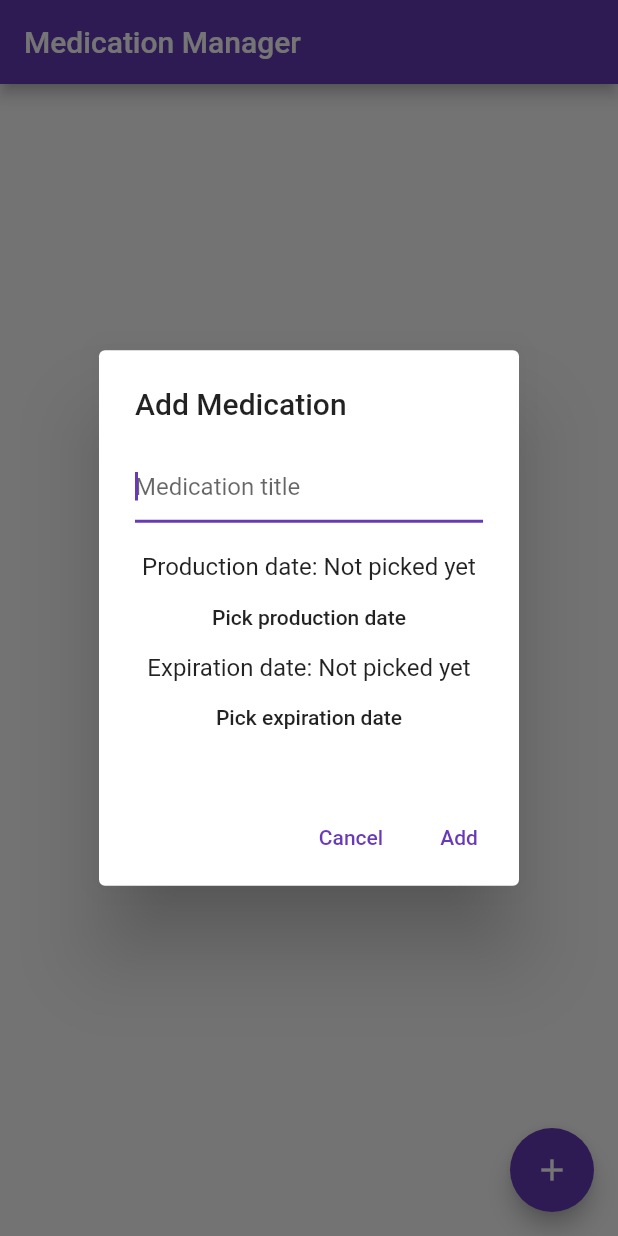
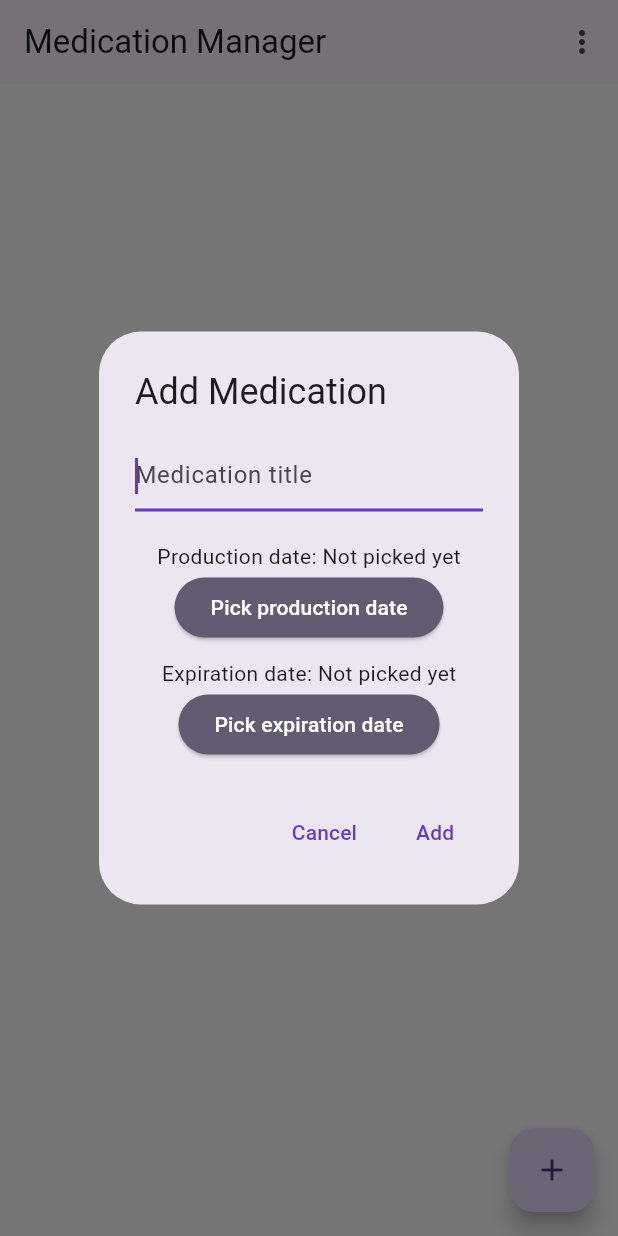
Before and after one commit to melod1n/first_aid_flutter, a Flutter app: the screen it shows after launch, after a tap on the "add" icon, on a phone screen of 412 x 824 dp. Run offline on Flutter 3.47's test engine with Material 2 defaults, Android fonts, the phone set to English and light mode, and no system bars; our stand-ins replace adaptive_theme, get, sqflite; missing offline and left inert: random_date; accounts and stored records are empty.

Commit message:
toggling theme; use material3 theme

```diff
--- /dev/null
+++ b/lib/app_theme.dart
@@ -0,0 +1,24 @@
+import 'package:flutter/material.dart';
+
+class Themes {
+  static final light = ThemeData.light(useMaterial3: true).copyWith(
+      buttonTheme: const ButtonThemeData(
+        buttonColor: Colors.deepPurple,
+        textTheme: ButtonTextTheme.primary,
+      ),
+      colorScheme: ThemeData.light(useMaterial3: true).colorScheme.copyWith(
+          background: Colors.white,
+          onBackground: Colors.black,
+          primary: Colors.deepPurple,
+          onPrimary: Colors.white));
+  static final dark = ThemeData.dark(useMaterial3: true).copyWith(
+      buttonTheme: const ButtonThemeData(
+        buttonColor: Colors.deepPurple,
+        textTheme: ButtonTextTheme.primary,
+      ),
+      colorScheme: ThemeData.dark(useMaterial3: true).colorScheme.copyWith(
+          background: Colors.black,
+          onBackground: Colors.white,
+          primary: Colors.deepPurple,
+          onPrimary: Colors.white));
+}
--- a/lib/main.dart
+++ b/lib/main.dart
@@ -1,5 +1,6 @@
 import 'dart:async';
 
+import 'package:adaptive_theme/adaptive_theme.dart';
 import 'package:flutter/material.dart';
 import 'package:intl/intl.dart';
 import 'package:random_date/random_date.dart';
@@ -7,24 +8,37 @@ import 'package:sqflite/sqflite.dart';
 import 'package:path_provider/path_provider.dart';
 import 'package:path/path.dart';
 
+import 'package:get/get.dart';
+
+import 'app_theme.dart';
+
 const medicationTableName = "medications";
 const sqlCreateTable =
     'CREATE TABLE $medicationTableName(id INTEGER PRIMARY KEY, title TEXT, productionDate INTEGER, expirationDate INTEGER, activeSubstanceId INTEGER, barcodeNumbers TEXT)';
 
-void main() {
-  runApp(const MedicationManagerApp());
+void main() async {
+  WidgetsFlutterBinding.ensureInitialized();
+  final savedThemeMode = await AdaptiveTheme.getThemeMode();
+  runApp(MedicationManagerApp(savedThemeMode: savedThemeMode));
 }
 
 class MedicationManagerApp extends StatelessWidget {
-  const MedicationManagerApp({super.key});
+  final AdaptiveThemeMode? savedThemeMode;
+
+  const MedicationManagerApp({super.key, this.savedThemeMode});
 
   @override
   Widget build(BuildContext context) {
-    return MaterialApp(
+    return AdaptiveTheme(
+        light: Themes.light,
+        dark: Themes.dark,
+        initial: savedThemeMode ?? AdaptiveThemeMode.system,
+        builder: (theme, darkTheme) => MaterialApp(
               title: 'Medication Manager',
-      theme: ThemeData(primarySwatch: Colors.deepPurple),
+              theme: theme,
+              darkTheme: darkTheme,
               home: const MedicationListPage(),
-    );
+            ));
   }
 }
 
@@ -153,15 +167,12 @@ class MedicationListPageState extends State<MedicationListPage> {
 
   @override
   Widget build(BuildContext context) {
-    final scaffold = Scaffold(
-      appBar: AppBar(
-        title: Text(
-            'Medication Manager ${_selectedMedicationsIds.isNotEmpty ? '(${_selectedMedicationsIds.length})' : ''}'),
-        actions: _selectedMedicationsIds.isEmpty
+    final List<Widget> menuItems = _selectedMedicationsIds.isEmpty
         ? []
         : [
             MenuItemButton(
-                    child: const Icon(Icons.delete_rounded),
+                child: Icon(Icons.delete_rounded,
+                    color: context.theme.colorScheme.onPrimary),
                 onPressed: () {
                   if (_selectedMedicationsIds.length == 1) {
                     final selectedMedicationIndex = _medications.indexWhere(
@@ -176,7 +187,28 @@ class MedicationListPageState extends State<MedicationListPage> {
                     _showDeleteAlert(context, _selectedMedicationsIds);
                   }
                 })
-              ],
+          ];
+
+    final popupMenuButton = PopupMenuButton(itemBuilder: (context) {
+      return [
+        PopupMenuItem(
+            onTap: () {
+              AdaptiveTheme.of(context).toggleThemeMode();
+            },
+            child: const Text('Toggle theme'))
+      ];
+    });
+
+    final List<Widget> actions = [];
+    actions.addAll(menuItems);
+    actions.add(popupMenuButton);
+
+    final scaffold = Scaffold(
+      backgroundColor: context.theme.colorScheme.background,
+      appBar: AppBar(
+        title: Text(
+            'Medication Manager ${_selectedMedicationsIds.isNotEmpty ? '(${_selectedMedicationsIds.length})' : ''}'),
+        actions: actions,
       ),
       body: ListView.builder(
         itemCount: _medications.length,
@@ -186,7 +218,7 @@ class MedicationListPageState extends State<MedicationListPage> {
 
           return Container(
             color: (_selectedMedicationsIds.contains(medication.id)
-                ? Colors.deepPurple.withOpacity(0.5)
+                ? context.theme.colorScheme.primary.withOpacity(0.5)
                 : Colors.transparent),
             child: ListTile(
               leading: Text('#${medication.id}'),
@@ -441,7 +473,10 @@ class MedicationListPageState extends State<MedicationListPage> {
         const SizedBox(height: 20),
         Text(
             'Production date: ${pickedProductionDate?.toSimpleDate() ?? 'Not picked yet'}'),
-        MaterialButton(
+        ElevatedButton(
+            style: ElevatedButton.styleFrom(
+                foregroundColor: context.theme.colorScheme.onSecondary,
+                backgroundColor: context.theme.colorScheme.secondary),
             child: const Text('Pick production date'),
             onPressed: () => {
                   showDatePicker(
@@ -465,9 +500,13 @@ class MedicationListPageState extends State<MedicationListPage> {
                                 expirationDate: pickedExpirationDate)
                           })
                 }),
+        const SizedBox(height: 10),
         Text(
             'Expiration date: ${pickedExpirationDate?.toSimpleDate() ?? 'Not picked yet'}'),
-        MaterialButton(
+        ElevatedButton(
+            style: ElevatedButton.styleFrom(
+                foregroundColor: context.theme.colorScheme.onSecondary,
+                backgroundColor: context.theme.colorScheme.secondary),
             child: const Text('Pick expiration date'),
             onPressed: () => {
                   showDatePicker(
```
Also changed, not shown: pubspec.yaml (+5 -10 lines), pubspec.lock. Lines whose indentation alone changed are shown as unchanged.
